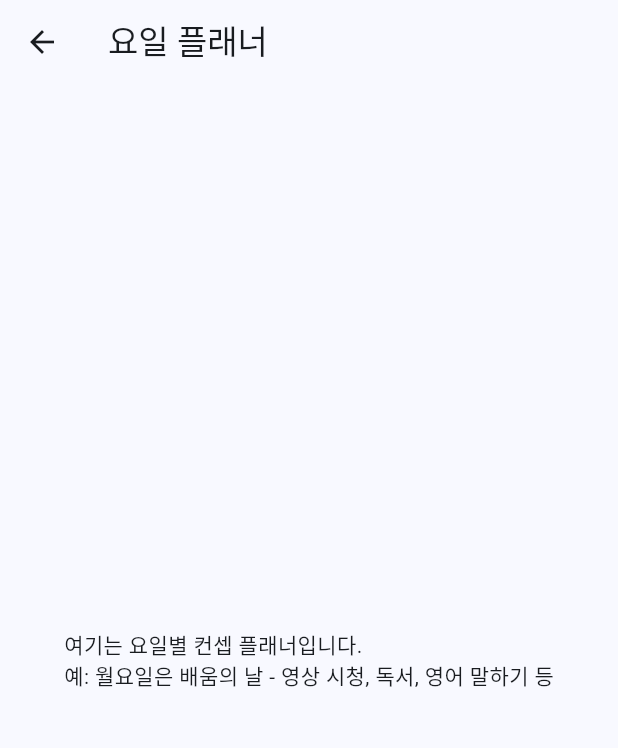
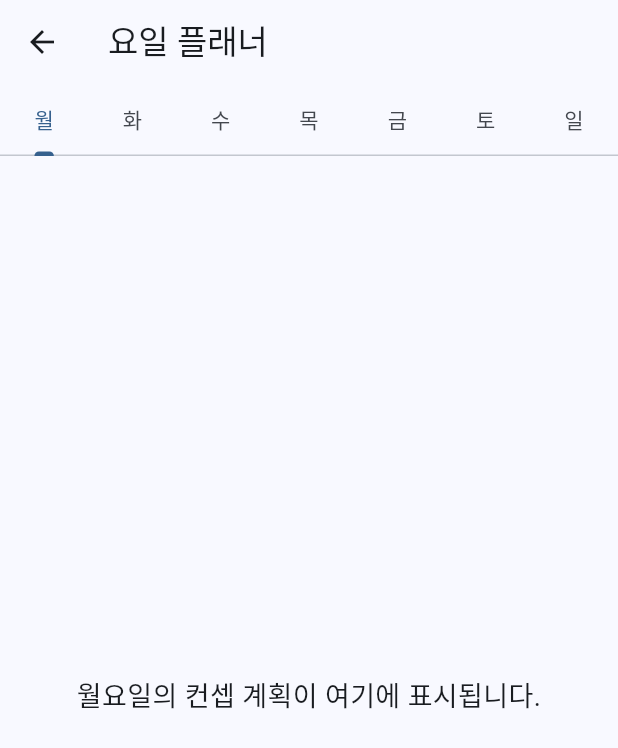
Before and after one commit to JeongHyeon-Jo/abeul_planner, a Flutter app: the WeeklyPlannerScreen screen opened directly, on a phone screen of 412 x 824 dp. Shown: the top 748 px of the screen. Run offline on Flutter 3.47's test engine with Material 3 defaults, Android fonts, the phone set to English and light mode, and no system bars; our stand-ins replace go_router, table_calendar.

Commit message:
[Feat] weekly_planner_screen.dart UI 초안 작성

```diff
--- a/lib/features/weekly_planner/presentation/screen/weekly_planner_sceen.dart
+++ b/lib/features/weekly_planner/presentation/screen/weekly_planner_sceen.dart
@@ -1,16 +1,48 @@
 import 'package:flutter/material.dart';
+// widget
+import 'package:abeul_planner/features/weekly_planner/presentation/widget/weekly_tab_content.dart';
 
-class WeeklyPlannerScreen extends StatelessWidget {
+class WeeklyPlannerScreen extends StatefulWidget {
   const WeeklyPlannerScreen({super.key});
+
+  @override
+  State<WeeklyPlannerScreen> createState() => _WeeklyPlannerScreenState();
+}
+
+class _WeeklyPlannerScreenState extends State<WeeklyPlannerScreen>
+    with TickerProviderStateMixin {
+  late TabController _tabController;
+
+  final List<String> days = ['월', '화', '수', '목', '금', '토', '일'];
+
+  @override
+  void initState() {
+    super.initState();
+    _tabController = TabController(length: days.length, vsync: this);
+  }
+
+  @override
+  void dispose() {
+    _tabController.dispose();
+    super.dispose();
+  }
 
   @override
   Widget build(BuildContext context) {
     return Scaffold(
       appBar: AppBar(
         title: const Text('요일 플래너'),
+        bottom: TabBar(
+          controller: _tabController,
+          tabs: days.map((day) => Tab(text: day)).toList(),
+          isScrollable: false,
+        ),
       ),
-      body: const Center(
-        child: Text('여기는 요일별 컨셉 플래너입니다.\n예: 월요일은 배움의 날 - 영상 시청, 독서, 영어 말하기 등'),
+      body: TabBarView(
+        controller: _tabController,
+        children: days.map((day) {
+          return WeeklyTabContent(day: day); // 요일별 컨텐츠 위젯
+        }).toList(),
       ),
     );
   }
--- /dev/null
+++ b/lib/features/weekly_planner/presentation/widget/weekly_tab_content.dart
@@ -0,0 +1,18 @@
+import 'package:flutter/material.dart';
+
+class WeeklyTabContent extends StatelessWidget {
+  final String day;
+
+  const WeeklyTabContent({super.key, required this.day});
+
+  @override
+  Widget build(BuildContext context) {
+    return Center(
+      child: Text(
+        '$day요일의 컨셉 계획이 여기에 표시됩니다.',
+        style: const TextStyle(fontSize: 18),
+        textAlign: TextAlign.center,
+      ),
+    );
+  }
+}
```
